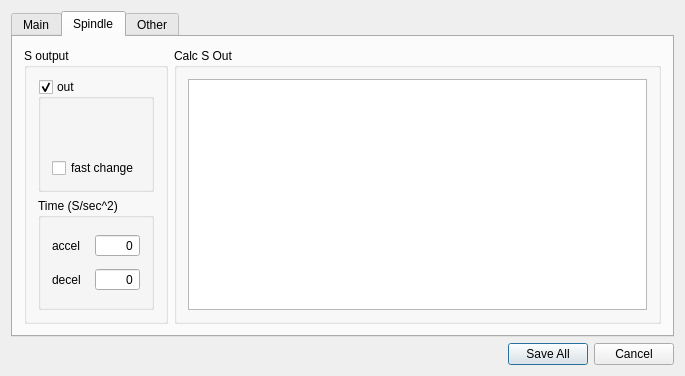
The window that widget/wleditmillwidget.ui (WladimirN/wlmill-beta-wn) describes before a commit, drawn with Qt 5.
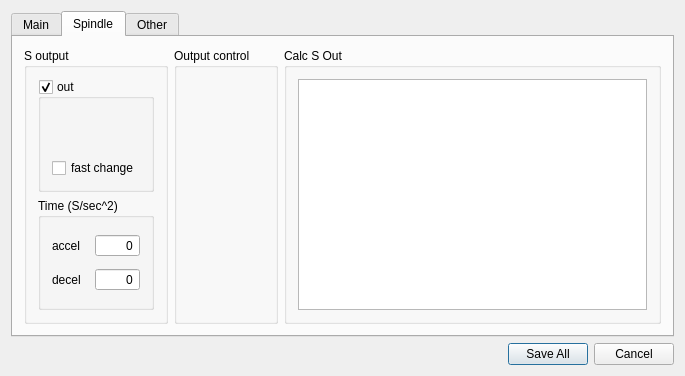
The same window after the commit. Custom widgets are drawn as their Qt base class.

Commit message: Добавлена поддержка inEMGStop у Spindle

Patch:
```diff
--- a/widget/wleditmillwidget.ui
+++ b/widget/wleditmillwidget.ui
@@ -363,7 +363,7 @@
          </layout>
         </widget>
        </item>
-       <item row="0" column="1">
+       <item row="0" column="2">
         <widget class="QGroupBox" name="gbCorrectSOut">
          <property name="title">
           <string>Calc S Out</string>
@@ -372,12 +372,24 @@
           <bool>false</bool>
          </property>
          <layout class="QGridLayout" name="gridLayout_10">
-          <item row="0" column="0">
+          <item row="0" column="1">
            <widget class="QTableWidget" name="twCalcSout"/>
           </item>
          </layout>
         </widget>
        </item>
+       <item row="0" column="1">
+        <widget class="QGroupBox" name="groupBox_12">
+         <property name="title">
+          <string>Output control</string>
+         </property>
+         <layout class="QGridLayout" name="gridLayout_19">
+          <item row="0" column="0">
+           <widget class="WLEditIOWidget" name="editOutENBSpindle" native="true"/>
+          </item>
+         </layout>
+        </widget>
+       </item>
       </layout>
      </widget>
      <widget class="QWidget" name="tab_3">
```
The commit also changes 7 other files.
